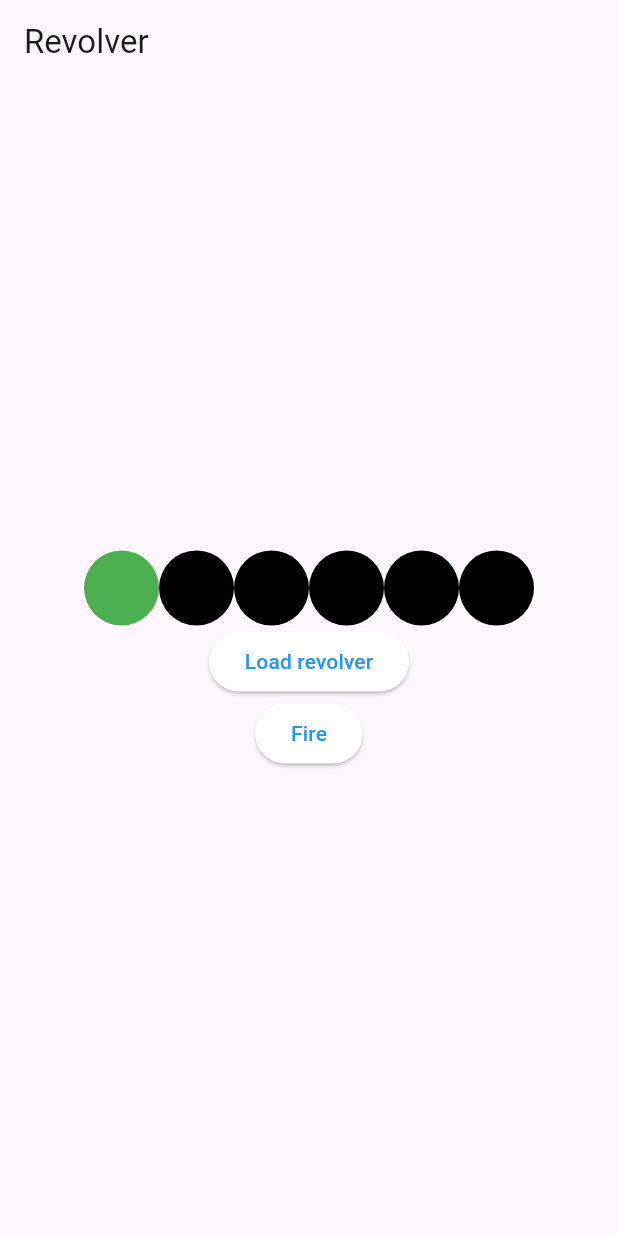
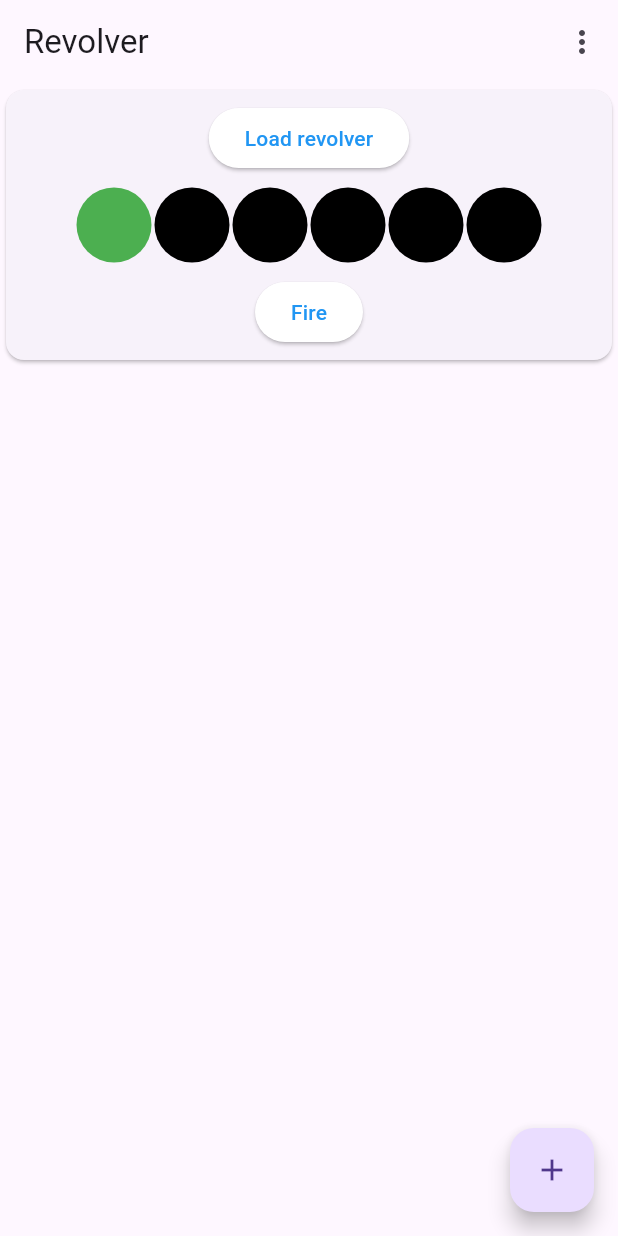
Before and after one commit to mitlabence/simple-revolver, a Flutter app: the screen it shows after launch, after a tap on "Fire", on a phone screen of 412 x 824 dp. Run offline on Flutter 3.47's test engine with Material 3 defaults, Android fonts, the phone set to English and light mode, and no system bars; our stand-ins replace just_audio; missing offline and left inert: dart:ffi.

Commit message:
Add icon, add/reset revolvers

```diff
--- a/lib/main.dart
+++ b/lib/main.dart
@@ -1,5 +1,9 @@
+import 'dart:ffi';
+
 import 'package:flutter/material.dart';
 import 'dart:math';
+
+import 'package:just_audio/just_audio.dart';
 
 const kNChambers = 6; // the number of chambers the revolver should have
 const kLoadedChamberColor = Colors.red;
@@ -17,11 +21,68 @@ class MainScreen extends StatefulWidget {
 }
 
 class _MainScreenState extends State<MainScreen> {
+  int nPlayers = 1;
+
+  @override
+  Widget build(BuildContext context) {
+    return Scaffold(
+      appBar: AppBar(
+        title: const Text("Revolver"),
+        actions: [
+          PopupMenuButton<String>(
+            itemBuilder: (BuildContext) => <PopupMenuEntry<String>>[
+              const PopupMenuItem<String>(
+                value: "reset_view",
+                child: const Text("Reset"),
+              )
+            ],
+            onSelected: (String result) {
+              if (result == "reset_view") {
+                setState(() {
+                  nPlayers = 1;
+                });
+              }
+            },
+          )
+        ],
+      ),
+      floatingActionButton: FloatingActionButton(
+          child: Icon(Icons.add),
+          onPressed: () {
+            setState(() {
+              nPlayers++;
+            });
+          }),
+      body: SingleChildScrollView(
+        child: Column(
+          mainAxisAlignment: MainAxisAlignment.center,
+          crossAxisAlignment: CrossAxisAlignment.center,
+          children: List.generate(
+              nPlayers, (val) => RevolverCardWidget(key: Key(val.toString()))),
+        ),
+      ),
+    );
+  }
+}
+
+class RevolverCardWidget extends StatefulWidget {
+  const RevolverCardWidget({super.key});
+
+  @override
+  State<RevolverCardWidget> createState() => _RevolverCardWidgetState();
+}
+
+class _RevolverCardWidgetState extends State<RevolverCardWidget> {
   int currentChamber = 0;
   late List<Color> shotColors;
   bool isFiringEnabled = true;
   late int loadedChamberIndex;
-  var rng;
+  late AudioPlayer _audioPlayer;
+  late Random rng;
+  final buttonStyle = ElevatedButton.styleFrom(
+    foregroundColor: Colors.blue,
+    backgroundColor: Colors.white,
+  );
 
   @override
   void initState() {
@@ -29,75 +90,103 @@ class _MainScreenState extends State<MainScreen> {
     shotColors = List.filled(kNChambers, Colors.black);
     rng = Random();
     loadedChamberIndex = rng.nextInt(kNChambers);
+    _audioPlayer = AudioPlayer();
+  }
+
+  @override
+  void dispose() {
+    _audioPlayer.dispose();
+    super.dispose();
   }
 
   @override
   Widget build(BuildContext context) {
-    final buttonStyle = ElevatedButton.styleFrom(
-      foregroundColor: Colors.blue,
-      backgroundColor: Colors.white,
-    );
-    return Scaffold(
-        appBar: AppBar(title: const Text("Revolver")),
-        body: Center(
+    return Card(
       child: Column(
         mainAxisAlignment: MainAxisAlignment.center,
         crossAxisAlignment: CrossAxisAlignment.center,
         children: [
+          Padding(
+            padding: const EdgeInsets.all(8.0),
+            child: ElevatedButton(
+              onPressed: () async {
+                final int newLoadedChamberIndex = rng.nextInt(kNChambers);
+                setState(() {
+                  isFiringEnabled = false;
+                  loadedChamberIndex = newLoadedChamberIndex;
+                  shotColors = List.filled(kNChambers, Colors.black);
+                  currentChamber = 0;
+                });
+                await _audioPlayer.setAsset("assets/audio/revolver_spin.mp3");
+                await _audioPlayer.play();
+                setState(() {
+                  isFiringEnabled = true;
+                });
+              },
+              style: buttonStyle,
+              child: const Text("Load revolver"),
+            ),
+          ),
           Row(
             mainAxisAlignment: MainAxisAlignment.center,
             crossAxisAlignment: CrossAxisAlignment.center,
             children: List.generate(
                 kNChambers,
-                    (int i) => Container(
+                (int i) => Padding(
+                      padding: const EdgeInsets.all(1.0),
+                      child: Container(
                           width: 50,
                           height: 50,
                           decoration: BoxDecoration(
                             color: shotColors[i],
                             shape: BoxShape.circle,
-                        ))),
+                          )),
+                    )),
           ),
-              ElevatedButton(
-                  onPressed: () {
-                    final int newLoadedChamberIndex = rng.nextInt(kNChambers);
-                    setState(() {
-                      loadedChamberIndex = newLoadedChamberIndex;
-                      shotColors = List.filled(kNChambers, Colors.black);
-                      currentChamber = 0;
-                      isFiringEnabled = true;
-                    });
-                  },
-                  child: const Text("Load revolver"),
-                  style: buttonStyle),
-              ElevatedButton(
+          Padding(
+            padding: const EdgeInsets.all(8.0),
+            child: ElevatedButton(
               onPressed: isFiringEnabled
                   ? () async {
 // fire current chamber. If it was loaded, game over; else
 // increment current chamber. Lock the fire button for one
 // second
+                      String assetPath;
+                      MaterialColor shotColor;
+                      bool allowFiringAfterCurrentShot;
+                      setState(() {
+                        isFiringEnabled = false;
+                      });
                       if (currentChamber == loadedChamberIndex) {
 // set corresponding circle to "loadedChamberColor"
 // lock fire button, only leave reset button
+                        assetPath = 'assets/audio/revolver_shot.mp3';
+                        shotColor = kLoadedChamberColor;
+                        allowFiringAfterCurrentShot =
+                            false; // only reload should work
+                      } else {
+// empty chamber
+                        assetPath = 'assets/audio/revolver_empty.mp3';
+                        shotColor = kEmptyChamberColor;
+                        allowFiringAfterCurrentShot = true;
+                      }
+                      await _audioPlayer.setAsset(assetPath);
+                      _audioPlayer.play();
+                      Future.delayed(Duration(seconds: 1), () {
                         setState(() {
-                            shotColors[currentChamber] = kLoadedChamberColor;
-                            isFiringEnabled = true;
+                          shotColors[currentChamber] = shotColor;
+                          isFiringEnabled = allowFiringAfterCurrentShot;
+                          currentChamber++;
+                        });
                       });
                     }
-                        else { // empty chamber
-                          setState(() {
-                            shotColors[currentChamber] = kEmptyChamberColor;
-                            currentChamber++;
-                          });
-                        }
-                        // TODO: in if cases above, select audio, then play
-                        // it here. Then wait for it to play (or wait 1 s)
-                      }
                   : null,
+              style: buttonStyle,
               child: const Text("Fire"),
-                style: buttonStyle,
+            ),
           ),
         ],
       ),
-        ));
+    );
   }
 }
--- a/pubspec.yaml
+++ b/pubspec.yaml
@@ -88,3 +88,8 @@ flutter:
   #
   # For details regarding fonts from package dependencies,
   # see https://flutter.dev/to/font-from-package
+  assets:
+    - assets/audio/revolver_empty.mp3
+    - assets/audio/revolver_shot.mp3
+    - assets/audio/revolver_reload_single.mp3
+    - assets/audio/revolver_spin.mp3
```
Also changed, not shown: 36 other files. Lines whose indentation alone changed are shown as unchanged.
